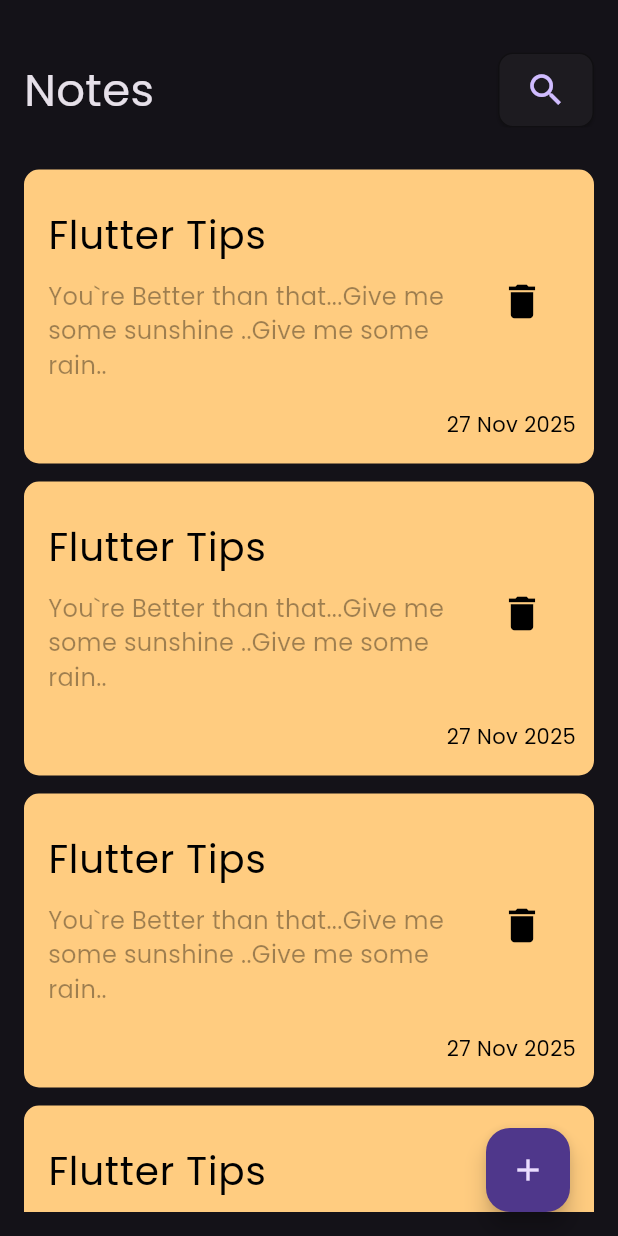
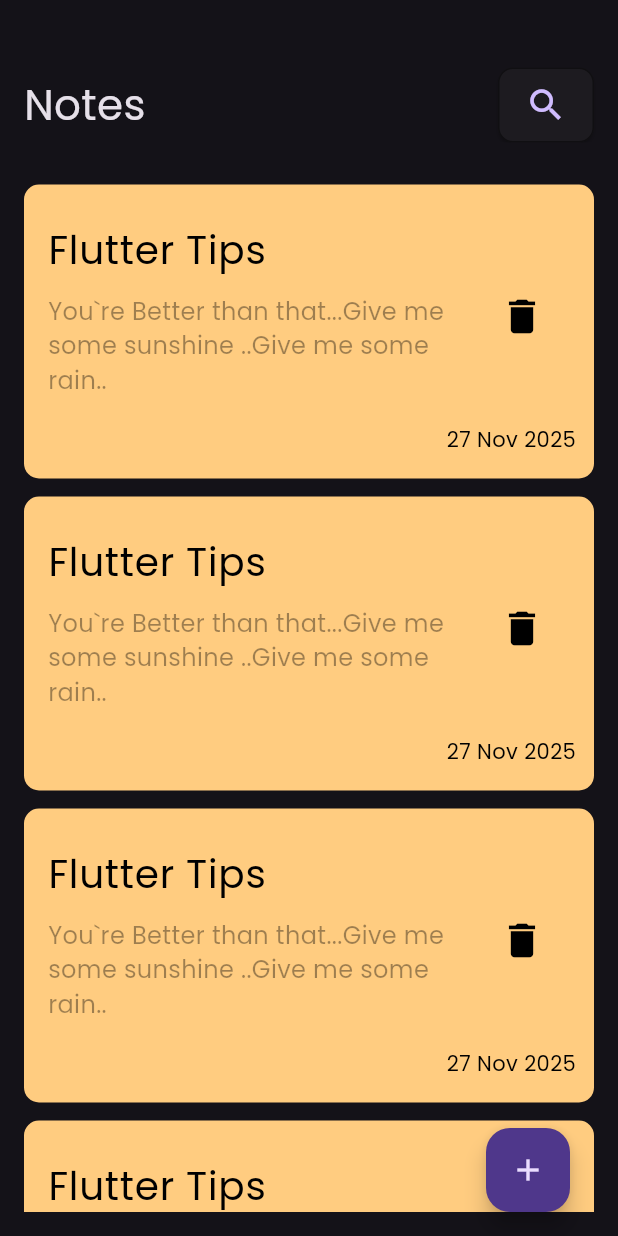
Before and after one commit to msultan74u-eng/notes_app, a Flutter app: the screen it shows after launch, on a phone screen of 412 x 824 dp. Run offline on Flutter 3.47's test engine with Material 3 defaults, Android fonts, the phone set to English and light mode, and no system bars.

Commit message:
Add Custom App Bar To Edit Note View

```diff
--- a/lib/Views/Home_Page.dart
+++ b/lib/Views/Home_Page.dart
@@ -13,11 +13,10 @@ class HomePage extends StatelessWidget {
   Widget build(BuildContext context) {
     return Scaffold(
       body: Padding(
-        padding: const EdgeInsets.fromLTRB(16, 35, 16, 0),
+        padding: const EdgeInsets.fromLTRB(16, 45, 16, 0),
         child: Column(
-          // mainAxisAlignment: MainAxisAlignment.center,
           children: [
-            CustomAppbar(),
+            CustomAppbar(title: 'Notes',icon: Icon(Icons.search,size: 28,),),
             Expanded(
               child: NotesViewBody(),
             ),
--- a/lib/Views/Widgets/Custom_AppBar.dart
+++ b/lib/Views/Widgets/Custom_AppBar.dart
@@ -1,24 +1,30 @@
 import 'package:flutter/material.dart';
 
 class CustomAppbar extends StatelessWidget {
-  const CustomAppbar({super.key});
+  const CustomAppbar({super.key ,required this.icon, required this.title,});
+
+  final String title;
+  final Icon icon;
 
   @override
   Widget build(BuildContext context) {
     return Row(
       mainAxisAlignment: MainAxisAlignment.spaceBetween,
       children: [
-
-        Text('Notes', style: TextStyle(fontSize: 30)),
-        CustomSearchIcon(),
+        Text(title, style: TextStyle(fontSize: 28)),
+        CustomSearchIcon(icon: icon),
       ],
     );
   }
 }
 
+class CustomSearchIcon extends StatelessWidget {
+  const CustomSearchIcon({super.key, required this.icon});
 
-class CustomSearchIcon extends StatelessWidget {
-  const CustomSearchIcon({super.key});
+
+  final Icon icon;
+
+
 
   @override
   Widget build(BuildContext context) {
@@ -33,12 +39,11 @@ class CustomSearchIcon extends StatelessWidget {
             width: 1,
             style: BorderStyle.solid,
           ),
-
         ),
         padding: EdgeInsets.all(10),
         // backgroundColor: Colors.grey.withValues(alpha: 0.4),
       ),
-      child: Icon(Icons.search, size: 28),
+      child: icon,
       onPressed: () {},
     );
   }
--- a/lib/Views/Widgets/Custom_Notes_Item.dart
+++ b/lib/Views/Widgets/Custom_Notes_Item.dart
@@ -1,11 +1,17 @@
 import 'package:flutter/material.dart';
+
+import '../Edit_Note_View.dart';
 
 class CustomNotesItem extends StatelessWidget {
   const CustomNotesItem({super.key});
 
   @override
   Widget build(BuildContext context) {
-    return Container(
+    return GestureDetector(
+      onTap: () {
+        Navigator.pushNamed(context, EditNoteView.id);
+      },
+      child: Container(
         margin: EdgeInsets.fromLTRB(0, 12, 0, 0),
         padding: EdgeInsets.symmetric(vertical: 16),
         width: double.infinity,
@@ -52,6 +58,7 @@ class CustomNotesItem extends StatelessWidget {
             ],
           ),
         ),
+      ),
     );
   }
 }
--- a/lib/main.dart
+++ b/lib/main.dart
@@ -1,5 +1,6 @@
 import 'package:flutter/material.dart';
 
+import 'Views/Edit_Note_View.dart';
 import 'Views/Home_Page.dart';
 
 
@@ -14,7 +15,10 @@ class NotesApp extends StatelessWidget {
   @override
   Widget build(BuildContext context) {
     return MaterialApp(
-      routes: {HomePage.id: (context) => HomePage()},
+      routes: {HomePage.id: (context) => HomePage(),
+        EditNoteView.id: (context) => EditNoteView(),
+
+      },
       debugShowCheckedModeBanner: false,
       theme: ThemeData(brightness: Brightness.dark,fontFamily: 'Poppins'),
 
```
Also changed, not shown: lib/Views/Edit_Note_View.dart (added, +19 -0 lines), lib/Views/Widgets/Edit_Note_View_Body.dart (added, +21 -0 lines). Lines whose indentation alone changed are shown as unchanged.
